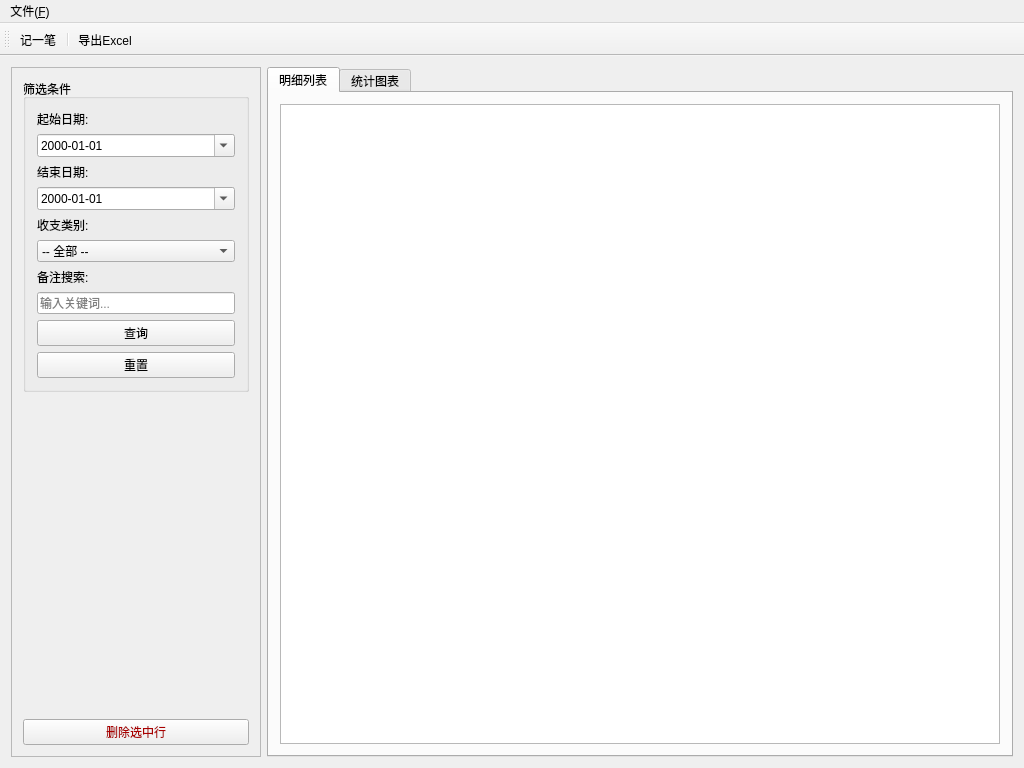
Above: mainwindow.ui from Carlo-Chan/FinanceManager before the change. Below: the same form after it.
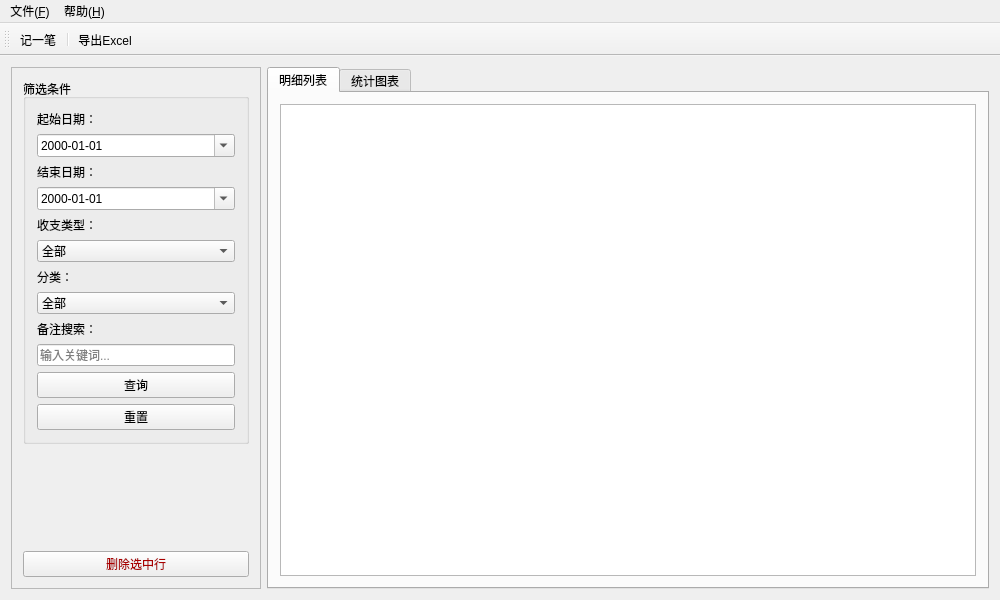
That is the form after the change. Custom widgets are drawn as their Qt base class.

Commit message: feat: 完善主界面UI布局

What changed in the file:
```diff
--- a/mainwindow.ui
+++ b/mainwindow.ui
@@ -6,8 +6,8 @@
    <rect>
     <x>0</x>
     <y>0</y>
-    <width>1024</width>
-    <height>768</height>
+    <width>1000</width>
+    <height>600</height>
    </rect>
   </property>
   <property name="windowTitle">
@@ -45,7 +45,7 @@
           <item>
            <widget class="QLabel" name="label_Start">
             <property name="text">
-             <string>起始日期:</string>
+             <string>起始日期：</string>
             </property>
            </widget>
           </item>
@@ -62,7 +62,7 @@
           <item>
            <widget class="QLabel" name="label_End">
             <property name="text">
-             <string>结束日期:</string>
+             <string>结束日期：</string>
             </property>
            </widget>
           </item>
@@ -79,7 +79,7 @@
           <item>
            <widget class="QLabel" name="label_Type">
             <property name="text">
-             <string>收支类别:</string>
+             <string>收支类型：</string>
             </property>
            </widget>
           </item>
@@ -87,7 +87,7 @@
            <widget class="QComboBox" name="comboBox_FilterType">
             <item>
              <property name="text">
-              <string>-- 全部 --</string>
+              <string>全部</string>
              </property>
             </item>
             <item>
@@ -102,10 +102,46 @@
             </item>
            </widget>
           </item>
+          <item>
+           <widget class="QLabel" name="label_Category">
+            <property name="text">
+             <string>分类：</string>
+            </property>
+           </widget>
+          </item>
+          <item>
+           <widget class="QComboBox" name="comboBox_FilterCategory">
+            <item>
+             <property name="text">
+              <string>全部</string>
+             </property>
+            </item>
+            <item>
+             <property name="text">
+              <string>餐饮</string>
+             </property>
+            </item>
+            <item>
+             <property name="text">
+              <string>交通</string>
+             </property>
+            </item>
+            <item>
+             <property name="text">
+              <string>工资</string>
+             </property>
+            </item>
+            <item>
+             <property name="text">
+              <string>水电</string>
+             </property>
+            </item>
+           </widget>
+          </item>
           <item>
            <widget class="QLabel" name="label_Search">
             <property name="text">
-             <string>备注搜索:</string>
+             <string>备注搜索：</string>
             </property>
            </widget>
           </item>
@@ -206,8 +242,8 @@
     <rect>
      <x>0</x>
      <y>0</y>
-     <width>1024</width>
-     <height>22</height>
+     <width>1000</width>
+     <height>18</height>
     </rect>
    </property>
    <widget class="QMenu" name="menuFile">
@@ -218,7 +254,14 @@
     <addaction name="separator"/>
     <addaction name="actionExit"/>
    </widget>
+   <widget class="QMenu" name="menu">
+    <property name="title">
+     <string>帮助(&amp;H)</string>
+    </property>
+    <addaction name="actionAbout"/>
+   </widget>
    <addaction name="menuFile"/>
+   <addaction name="menu"/>
   </widget>
   <widget class="QToolBar" name="mainToolBar">
    <attribute name="toolBarArea">
```
Left out of the diff: 29 changed lines with no effect on the pictures.
